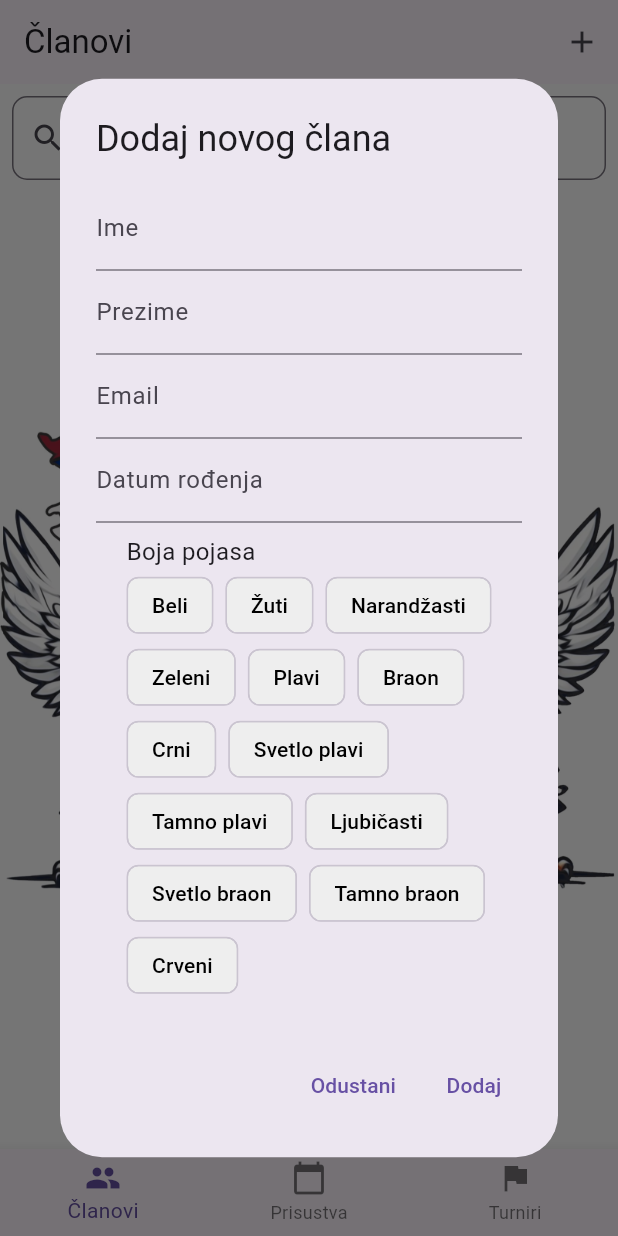
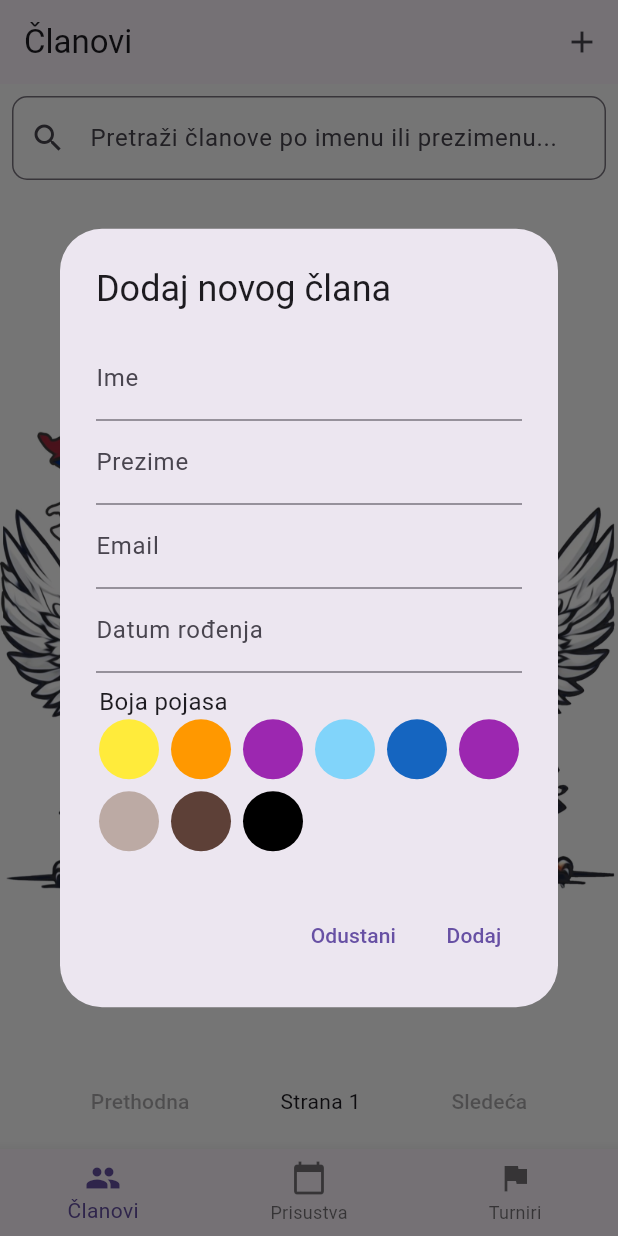
Before and after one commit to lazarrr/karateApp, a Flutter app: the screen it shows after launch, after a tap on the "add" icon, on a phone screen of 412 x 824 dp. Run offline on Flutter 3.47's test engine with Material 3 defaults, Android fonts, the phone set to English and light mode, and no system bars; our stand-ins replace flutter_bloc, sqflite, table_calendar; accounts and stored records are empty.

Commit message:
some changes for belt colors

```diff
--- a/lib/src/features/members/members_page.dart
+++ b/lib/src/features/members/members_page.dart
@@ -10,20 +10,44 @@ class MembersPage extends StatelessWidget {
   const MembersPage({super.key});
 
   static const beltColors = [
-    'white',
     'yellow',
     'orange',
+    'red'
         'green',
-    'blue',
-    'brown',
-    'black',
     'light_blue',
     'dark_blue',
     'purple',
     'light_brown',
     'dark_brown',
-    'red'
+    'black',
   ];
+
+  String _getTranslatedColor(String color) {
+    switch (color.toLowerCase()) {
+      case 'yellow':
+        return 'Žuti';
+      case 'orange':
+        return 'Narandžasti';
+      case 'red':
+        return 'Crveni';
+      case 'green':
+        return 'Zeleni';
+      case 'light_blue':
+        return 'Svetlo plavi';
+      case 'dark_blue':
+        return 'Tamno plavi';
+      case 'purple':
+        return 'Ljubičasti';
+      case 'light_brown':
+        return 'Svetlo braon';
+      case 'dark_brown':
+        return 'Tamno braon';
+      case 'black':
+        return 'Crni';
+      default:
+        return '';
+    }
+  }
 
   @override
   Widget build(BuildContext context) {
@@ -98,58 +122,49 @@ class MembersPage extends StatelessWidget {
                   Wrap(
                     spacing: 8,
                     children: [
-                      for (final color in beltColors)
-                        ChoiceChip(
-                          label: Text(
-                            () {
-                              switch (color) {
-                                case 'white':
-                                  return 'Beli';
-                                case 'yellow':
-                                  return 'Žuti';
-                                case 'orange':
-                                  return 'Narandžasti';
-                                case 'red':
-                                  return 'Crveni';
-                                case 'green':
-                                  return 'Zeleni';
-                                case 'blue':
-                                  return 'Plavi';
-                                case 'brown':
-                                  return 'Braon';
-                                case 'light_blue':
-                                  return 'Svetlo plavi';
-                                case 'dark_blue':
-                                  return 'Tamno plavi';
-                                case 'purple':
-                                  return 'Ljubičasti';
-                                case 'light_brown':
-                                  return 'Svetlo braon';
-                                case 'dark_brown':
-                                  return 'Tamno braon';
-                                case 'black':
-                                  return 'Crni';
-                                default:
-                                  return '';
-                              }
-                            }(),
+                      Wrap(
+                        spacing: 8,
+                        runSpacing: 8,
+                        children: beltColors
+                            .map((color) => GestureDetector(
+                                  onTap: () {
+                                    beltController.text = color;
+                                    (context as Element).markNeedsBuild();
+                                  },
+                                  child: Container(
+                                    width: 40,
+                                    height: 40,
+                                    decoration: BoxDecoration(
+                                      color: _getBeltColor(color),
+                                      shape: BoxShape.circle,
+                                      border: beltController.text == color
+                                          ? Border.all(
+                                              width: 3, color: Colors.white)
+                                          : null,
+                                      boxShadow: beltController.text == color
+                                          ? [
+                                              const BoxShadow(
+                                                  color: Colors.black38,
+                                                  blurRadius: 4)
+                                            ]
+                                          : null,
                                     ),
-                          selected: beltController.text == color,
-                          selectedColor: _getBeltColor(color).withOpacity(0.7),
-                          backgroundColor: Colors.grey[200],
-                          labelStyle: TextStyle(
-                            color: beltController.text == color
-                                ? Colors.white
-                                : Colors.black,
+                                    child: beltController.text == color
+                                        ? Center(
+                                            child: Text(
+                                              _getTranslatedColor(
+                                                  color)[0], // First letter
+                                              style: const TextStyle(
+                                                color: Colors.white,
+                                                fontWeight: FontWeight.bold,
                                               ),
-                          onSelected: (selected) {
-                            if (selected) {
-                              beltController.text = color;
-                              // Force rebuild to update selection
-                              (context as Element).markNeedsBuild();
-                            }
-                          },
                                             ),
+                                          )
+                                        : null,
+                                  ),
+                                ))
+                            .toList(),
+                      )
                     ],
                   ),
                 ],
@@ -507,14 +522,44 @@ void _showEditMemberDialog(BuildContext context, Member member) {
   final mailController = TextEditingController(text: member.email);
 
   const beltColors = [
-    'white',
-    'yellow',
-    'orange',
-    'green',
-    'blue',
-    'brown',
-    'black'
+    'yellow', // Žuti
+    'orange', // Narandžasti
+    'red', // Crveni
+    'green', // Zeleni
+    'light_blue', // Svetlo plavi
+    'dark_blue', // Tamno plavi
+    'purple', // Ljubičasti
+    'light_brown', // Svetlo braon
+    'dark_brown', // Tamno braon
+    'black' // Crni
   ];
+
+  String _getTranslatedColor(String color) {
+    switch (color.toLowerCase()) {
+      case 'yellow':
+        return 'Žuti';
+      case 'orange':
+        return 'Narandžasti';
+      case 'red':
+        return 'Crveni';
+      case 'green':
+        return 'Zeleni';
+      case 'light_blue':
+        return 'Svetlo plavi';
+      case 'dark_blue':
+        return 'Tamno plavi';
+      case 'purple':
+        return 'Ljubičasti';
+      case 'light_brown':
+        return 'Svetlo braon';
+      case 'dark_brown':
+        return 'Tamno braon';
+      case 'black':
+        return 'Crni';
+      default:
+        return '';
+    }
+  }
 
   showDialog(
     context: context,
@@ -569,56 +614,49 @@ void _showEditMemberDialog(BuildContext context, Member member) {
                   Wrap(
                     spacing: 8,
                     children: [
-                      for (final color in beltColors)
-                        ChoiceChip(
-                          label: Text(() {
-                            switch (color) {
-                              case 'white':
-                                return 'Beli';
-                              case 'yellow':
-                                return 'Žuti';
-                              case 'orange':
-                                return 'Narandžasti';
-                              case 'red':
-                                return 'Crveni';
-                              case 'green':
-                                return 'Zeleni';
-                              case 'blue':
-                                return 'Plavi';
-                              case 'brown':
-                                return 'Braon';
-                              case 'light_blue':
-                                return 'Svetlo plavi';
-                              case 'dark_blue':
-                                return 'Tamno plavi';
-                              case 'purple':
-                                return 'Ljubičasti';
-                              case 'light_brown':
-                                return 'Svetlo braon';
-                              case 'dark_brown':
-                                return 'Tamno braon';
-                              case 'black':
-                                return 'Crni';
-                              default:
-                                return '';
-                            }
-                          }()),
-                          selected: beltController.text == color,
-                          selectedColor: _getBeltColor(color).withOpacity(0.7),
-                          backgroundColor: Colors.grey[200],
-                          labelStyle: TextStyle(
-                            color: beltController.text == color
-                                ? Colors.white
-                                : Colors.black,
+                      Wrap(
+                        spacing: 8,
+                        runSpacing: 8,
+                        children: beltColors
+                            .map((color) => GestureDetector(
+                                  onTap: () {
+                                    beltController.text = color;
+                                    (context as Element).markNeedsBuild();
+                                  },
+                                  child: Container(
+                                    width: 40,
+                                    height: 40,
+                                    decoration: BoxDecoration(
+                                      color: _getBeltColor(color),
+                                      shape: BoxShape.circle,
+                                      border: beltController.text == color
+                                          ? Border.all(
+                                              width: 3, color: Colors.white)
+                                          : null,
+                                      boxShadow: beltController.text == color
+                                          ? [
+                                              const BoxShadow(
+                                                  color: Colors.black38,
+                                                  blurRadius: 4)
+                                            ]
+                                          : null,
                                     ),
-                          onSelected: (selected) {
-                            if (selected) {
-                              beltController.text = color;
-                              // Force rebuild to update selection
-                              (context as Element).markNeedsBuild();
-                            }
-                          },
+                                    child: beltController.text == color
+                                        ? Center(
+                                            child: Text(
+                                              _getTranslatedColor(
+                                                  color)[0], // First letter
+                                              style: const TextStyle(
+                                                color: Colors.white,
+                                                fontWeight: FontWeight.bold,
                                               ),
+                                            ),
+                                          )
+                                        : null,
+                                  ),
+                                ))
+                            .toList(),
+                      )
                     ],
                   ),
                 ],
--- a/lib/src/models/db/database_helper.dart
+++ b/lib/src/models/db/database_helper.dart
@@ -14,7 +14,6 @@ class DatabaseHelper {
   Future<Database> get database async => _database ??= await _initDatabase();
 
   Future<Database> _initDatabase() async {
-    //await deleteDatabase(join(await getDatabasesPath(), _databaseName));
     final databasesPath = await getDatabasesPath();
     final path = join(databasesPath, _databaseName);
 
```
Lines whose indentation alone changed are shown as unchanged.
